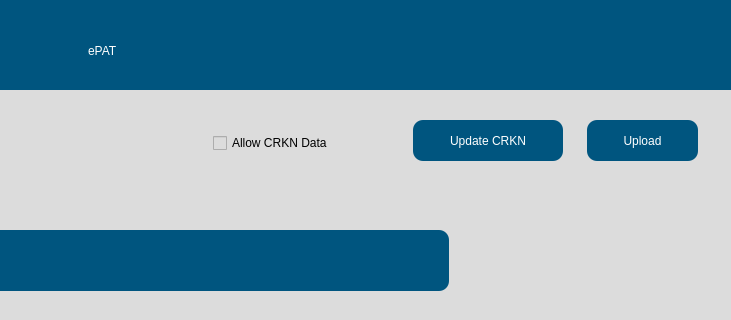
This is src/user_interface/english_settingsPage.ui in eppenney/eBook-Perpetual-Access-Rights-Tracker as Qt 5 draws it before an edit; both pictures show x 452 to 1183 and y 0 to 320 of the 1183 by 877 pixel window. The edited form follows.
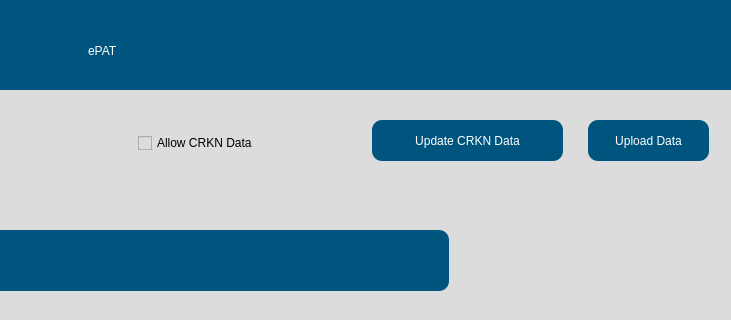
This is the edited form. Icons and pictures are not drawn.

Diff of the .ui file:
```diff
--- a/src/user_interface/english_settingsPage.ui
+++ b/src/user_interface/english_settingsPage.ui
@@ -90,9 +90,9 @@
    <widget class="QPushButton" name="uploadButton">
     <property name="geometry">
      <rect>
-      <x>1049</x>
+      <x>1050</x>
       <y>120</y>
-      <width>111</width>
+      <width>121</width>
       <height>41</height>
      </rect>
     </property>
@@ -115,15 +115,15 @@
         </string>
     </property>
     <property name="text">
-     <string>Upload</string>
+     <string>Upload Data</string>
     </property>
    </widget>
    <widget class="QPushButton" name="updateCRKN">
     <property name="geometry">
      <rect>
-      <x>875</x>
+      <x>834</x>
       <y>120</y>
-      <width>150</width>
+      <width>191</width>
       <height>41</height>
      </rect>
     </property>
@@ -150,7 +150,7 @@
         </string>
     </property>
     <property name="text">
-     <string>Update CRKN</string>
+     <string>Update CRKN Data</string>
     </property>
    </widget>
    <widget class="QLabel" name="UniversityLabel_5">
@@ -547,7 +547,7 @@
    <widget class="QCheckBox" name="allowCRKNData">
     <property name="geometry">
      <rect>
-      <x>675</x>
+      <x>600</x>
       <y>128</y>
       <width>200</width>
       <height>30</height>
```
Left out of the diff: 1 changed line with no effect on the pictures.
